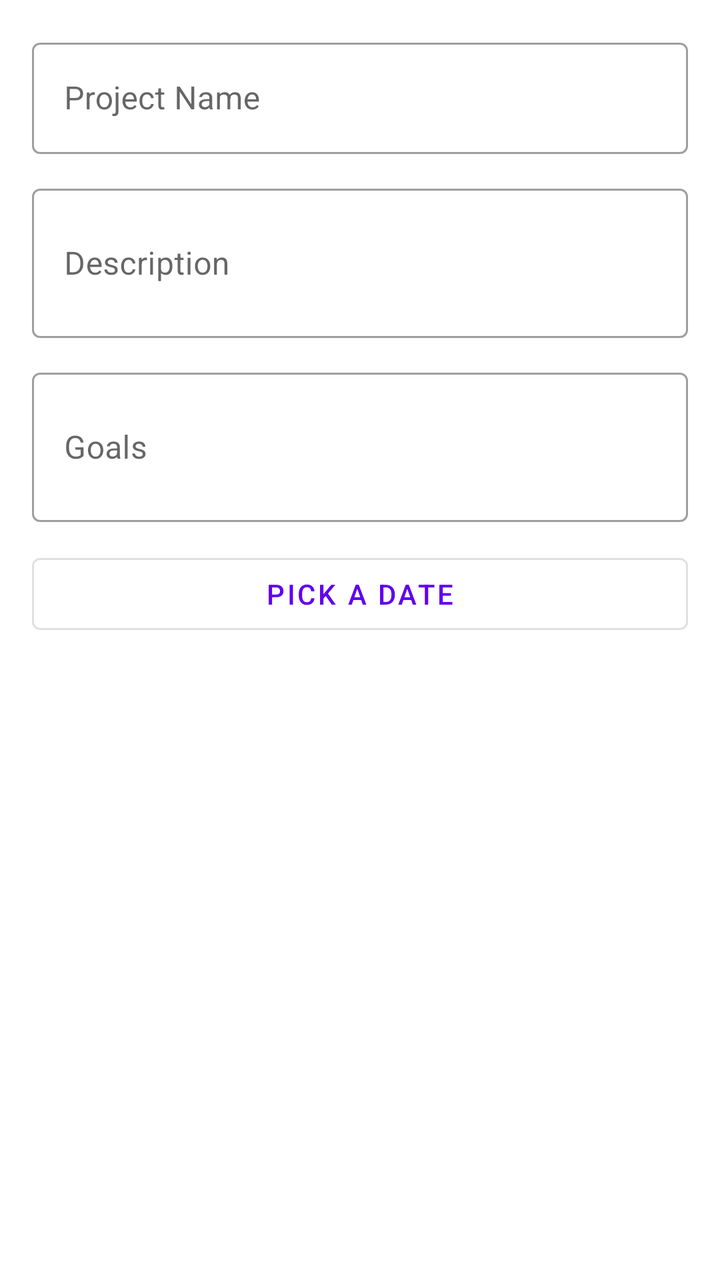
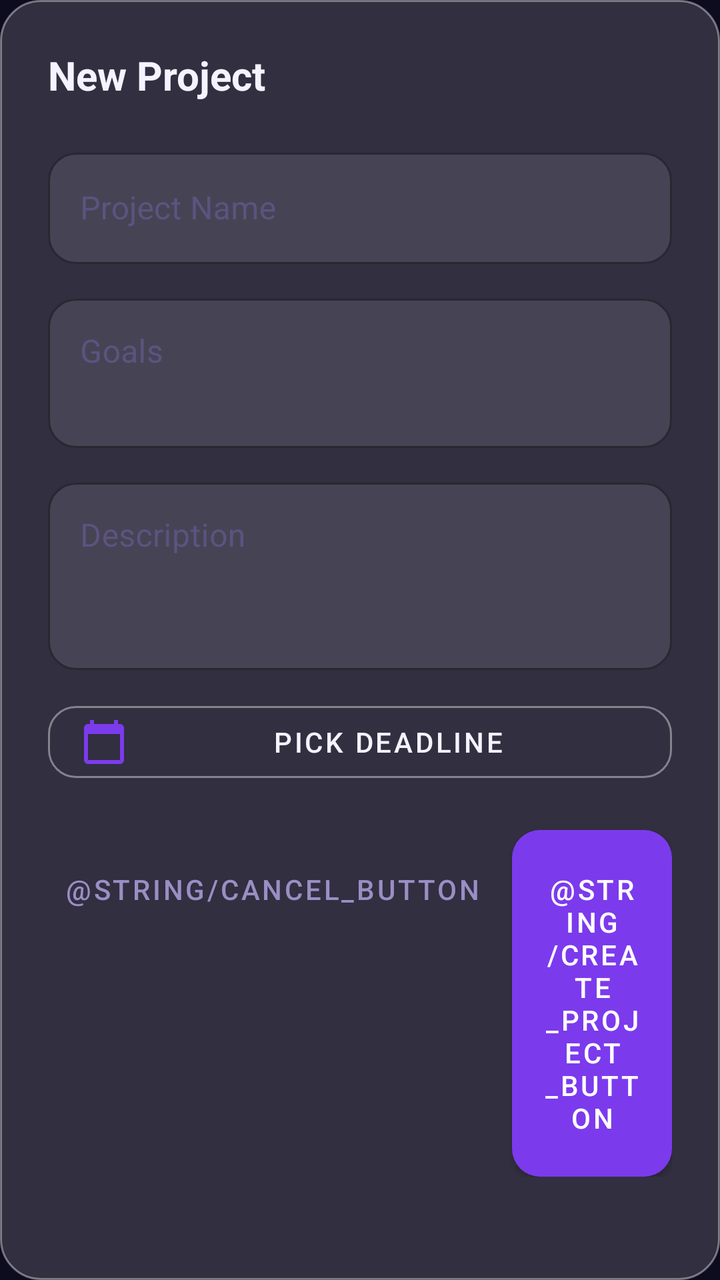

Two renders of the same Android screen: before a commit and after it. Below are the layout's source before the change and the commit's diff.
<!-- AndroidManifest.xml: application theme Theme.HWiXeL -->
<!-- res/layout/dialog_create_project.xml -->
<?xml version="1.0" encoding="utf-8"?>
<ScrollView
    xmlns:android="http://schemas.android.com/apk/res/android"
    android:layout_width="match_parent"
    android:layout_height="wrap_content"
    android:padding="4dp">

    <LinearLayout
        android:layout_width="match_parent"
        android:layout_height="wrap_content"
        android:orientation="vertical"
        android:padding="12dp">

        <com.google.android.material.textfield.TextInputLayout
            android:id="@+id/projectNameInputLayout"
            android:layout_width="match_parent"
            android:layout_height="wrap_content"
            android:hint="@string/project_name_label"
            style="@style/Widget.MaterialComponents.TextInputLayout.OutlinedBox">

            <com.google.android.material.textfield.TextInputEditText
                android:id="@+id/projectNameEditText"
                android:layout_width="match_parent"
                android:layout_height="wrap_content"
                android:inputType="textCapSentences"
                android:maxLines="1" />
        </com.google.android.material.textfield.TextInputLayout>

        <com.google.android.material.textfield.TextInputLayout
            android:id="@+id/projectDescriptionInputLayout"
            android:layout_width="match_parent"
            android:layout_height="wrap_content"
            android:layout_marginTop="12dp"
            android:hint="@string/project_description_label"
            style="@style/Widget.MaterialComponents.TextInputLayout.OutlinedBox">

            <com.google.android.material.textfield.TextInputEditText
                android:id="@+id/projectDescriptionEditText"
                android:layout_width="match_parent"
                android:layout_height="wrap_content"
                android:inputType="textMultiLine|textCapSentences"
                android:minLines="2"
                android:maxLines="4" />
        </com.google.android.material.textfield.TextInputLayout>

        <com.google.android.material.textfield.TextInputLayout
            android:id="@+id/projectGoalsInputLayout"
            android:layout_width="match_parent"
            android:layout_height="wrap_content"
            android:layout_marginTop="12dp"
            android:hint="@string/project_goals_label"
            style="@style/Widget.MaterialComponents.TextInputLayout.OutlinedBox">

            <com.google.android.material.textfield.TextInputEditText
                android:id="@+id/projectGoalsEditText"
                android:layout_width="match_parent"
                android:layout_height="wrap_content"
                android:inputType="textMultiLine|textCapSentences"
                android:minLines="2"
                android:maxLines="4" />
        </com.google.android.material.textfield.TextInputLayout>

        <com.google.android.material.button.MaterialButton
            android:id="@+id/pickDueDateButton"
            android:layout_width="match_parent"
            android:layout_height="wrap_content"
            android:layout_marginTop="12dp"
            android:text="@string/project_pick_date"
            style="@style/Widget.MaterialComponents.Button.OutlinedButton" />

    </LinearLayout>
</ScrollView>
<!-- resources referenced by this layout -->
<resources>
  <string name="project_pick_date">Pick a date</string>
  <style name="Theme.HWiXeL" parent="Theme.MaterialComponents.DayNight.DarkActionBar">
          
          <item name="colorPrimary">@color/purple_500</item>
          <item name="colorPrimaryVariant">@color/purple_700</item>
          <item name="colorOnPrimary">@color/white</item>
          
          <item name="colorSecondary">@color/teal_200</item>
          <item name="colorSecondaryVariant">@color/teal_700</item>
          <item name="colorOnSecondary">@color/black</item>
          
          <item name="android:statusBarColor">?attr/colorPrimaryVariant</item>
          
      </style>
  <color name="purple_500">#FF6200EE</color>
  <color name="purple_700">#FF3700B3</color>
  <color name="teal_200">#FF03DAC5</color>
  <color name="teal_700">#FF018786</color>
  <color name="black">#FF000000</color>
  <!-- unchanged entries left out for length: 4 -->
</resources>

<!-- the commit's change to res/layout/dialog_create_project.xml (unified diff, before → after) -->
@@ -1,72 +1,112 @@
 <?xml version="1.0" encoding="utf-8"?>
-<ScrollView
+<LinearLayout
     xmlns:android="http://schemas.android.com/apk/res/android"
+    xmlns:app="http://schemas.android.com/apk/res-auto"
     android:layout_width="match_parent"
     android:layout_height="wrap_content"
-    android:padding="4dp">
+    android:background="@drawable/bg_glass_card_elevated"
+    android:orientation="vertical"
+    android:padding="24dp">
 
+    
+    <TextView
+        android:layout_width="wrap_content"
+        android:layout_height="wrap_content"
+        android:text="@string/dialog_create_project_title"
+        android:textColor="@color/text_primary"
+        android:textSize="20sp"
+        android:textStyle="bold"
+        android:layout_marginBottom="20dp" />
+
+    
+    <com.google.android.material.textfield.TextInputLayout
+        android:id="@+id/projectNameInput"
+        style="@style/Widget.HWiXeL.TextInputLayout"
+        android:layout_width="match_parent"
+        android:layout_height="wrap_content"
+        android:hint="@string/project_name_label"
+        android:layout_marginBottom="12dp">
+
+        <com.google.android.material.textfield.TextInputEditText
+            android:layout_width="match_parent"
+            android:layout_height="wrap_content"
+            android:inputType="textCapSentences"
+            android:maxLines="1" />
+
+    </com.google.android.material.textfield.TextInputLayout>
+
+    
+    <com.google.android.material.textfield.TextInputLayout
+        android:id="@+id/projectGoalsInput"
+        style="@style/Widget.HWiXeL.TextInputLayout"
+        android:layout_width="match_parent"
+        android:layout_height="wrap_content"
+        android:hint="@string/project_goals_label"
+        android:layout_marginBottom="12dp">
+
+        <com.google.android.material.textfield.TextInputEditText
+            android:layout_width="match_parent"
+            android:layout_height="wrap_content"
+            android:gravity="top"
+            android:inputType="textMultiLine|textCapSentences"
+            android:minLines="2"
+            android:maxLines="4" />
+
+    </com.google.android.material.textfield.TextInputLayout>
+
+    
+    <com.google.android.material.textfield.TextInputLayout
+        android:id="@+id/projectDescriptionInput"
+        style="@style/Widget.HWiXeL.TextInputLayout"
+        android:layout_width="match_parent"
+        android:layout_height="wrap_content"
+        android:hint="@string/project_description_label"
+        android:layout_marginBottom="12dp">
+
+        <com.google.android.material.textfield.TextInputEditText
+            android:layout_width="match_parent"
+            android:layout_height="wrap_content"
+            android:gravity="top"
+            android:inputType="textMultiLine|textCapSentences"
+            android:minLines="3"
+            android:maxLines="6" />
+
+    </com.google.android.material.textfield.TextInputLayout>
+
+    
+    <com.google.android.material.button.MaterialButton
+        android:id="@+id/projectDeadlineButton"
+        style="@style/Widget.HWiXeL.Button.Ghost"
+        android:layout_width="match_parent"
+        android:layout_height="wrap_content"
+        android:layout_marginBottom="20dp"
+        android:text="@string/pick_deadline_label"
+        app:icon="@drawable/ic_calendar"
+        app:iconGravity="start" />
+
+    
     <LinearLayout
         android:layout_width="match_parent"
         android:layout_height="wrap_content"
-        android:orientation="vertical"
-        android:padding="12dp">
-
-        <com.google.android.material.textfield.TextInputLayout
-            android:id="@+id/projectNameInputLayout"
-            android:layout_width="match_parent"
-            android:layout_height="wrap_content"
-            android:hint="@string/project_name_label"
-            style="@style/Widget.MaterialComponents.TextInputLayout.OutlinedBox">
-
-            <com.google.android.material.textfield.TextInputEditText
-                android:id="@+id/projectNameEditText"
-                android:layout_width="match_parent"
-                android:layout_height="wrap_content"
-                android:inputType="textCapSentences"
-                android:maxLines="1" />
-        </com.google.android.material.textfield.TextInputLayout>
-
-        <com.google.android.material.textfield.TextInputLayout
-            android:id="@+id/projectDescriptionInputLayout"
-            android:layout_width="match_parent"
-            android:layout_height="wrap_content"
-            android:layout_marginTop="12dp"
-            android:hint="@string/project_description_label"
-            style="@style/Widget.MaterialComponents.TextInputLayout.OutlinedBox">
-
-            <com.google.android.material.textfield.TextInputEditText
-                android:id="@+id/projectDescriptionEditText"
-                android:layout_width="match_parent"
-                android:layout_height="wrap_content"
-                android:inputType="textMultiLine|textCapSentences"
-                android:minLines="2"
-                android:maxLines="4" />
-        </com.google.android.material.textfield.TextInputLayout>
-
-        <com.google.android.material.textfield.TextInputLayout
-            android:id="@+id/projectGoalsInputLayout"
-            android:layout_width="match_parent"
-            android:layout_height="wrap_content"
-            android:layout_marginTop="12dp"
-            android:hint="@string/project_goals_label"
-            style="@style/Widget.MaterialComponents.TextInputLayout.OutlinedBox">
-
-            <com.google.android.material.textfield.TextInputEditText
-                android:id="@+id/projectGoalsEditText"
-                android:layout_width="match_parent"
-                android:layout_height="wrap_content"
-                android:inputType="textMultiLine|textCapSentences"
-                android:minLines="2"
-                android:maxLines="4" />
-        </com.google.android.material.textfield.TextInputLayout>
+        android:gravity="end"
+        android:orientation="horizontal">
 
         <com.google.android.material.button.MaterialButton
-            android:id="@+id/pickDueDateButton"
-            android:layout_width="match_parent"
+            android:id="@+id/cancelButton"
+            style="@style/Widget.MaterialComponents.Button.TextButton"
+            android:layout_width="wrap_content"
             android:layout_height="wrap_content"
-            android:layout_marginTop="12dp"
-            android:text="@string/project_pick_date"
-            style="@style/Widget.MaterialComponents.Button.OutlinedButton" />
+            android:layout_marginEnd="8dp"
+            android:text="@string/cancel_button"
+            android:textColor="@color/text_secondary" />
+
+        <com.google.android.material.button.MaterialButton
+            android:id="@+id/createProjectButton"
+            style="@style/Widget.HWiXeL.Button.Primary"
+            android:layout_width="wrap_content"
+            android:layout_height="wrap_content"
+            android:text="@string/create_project_button" />
 
     </LinearLayout>
-</ScrollView>
+
+</LinearLayout>
<!-- resource entries referenced after the edit -->
@@ -1,24 +1,151 @@
 <!-- resources referenced by this layout -->
 <resources>
-  <string name="project_pick_date">Pick a date</string>
-  <style name="Theme.HWiXeL" parent="Theme.MaterialComponents.DayNight.DarkActionBar">
+  <color name="text_primary">#F5F3FF</color>
+  <color name="text_secondary">#9B8EC4</color>
+  <!-- drawable bg_glass_card_elevated (drawable) -->
+  <?xml version="1.0" encoding="utf-8"?>
+  <shape xmlns:android="http://schemas.android.com/apk/res/android"
+      android:shape="rectangle">
+      <solid android:color="#26FFFFFF" />
+      <stroke android:width="1dp" android:color="#66FFFFFF" />
+      <corners android:radius="20dp" />
+  </shape>
+  <!-- drawable ic_calendar (drawable) -->
+  <?xml version="1.0" encoding="utf-8"?>
+  <vector xmlns:android="http://schemas.android.com/apk/res/android"
+      android:width="24dp"
+      android:height="24dp"
+      android:viewportWidth="24"
+      android:viewportHeight="24">
+      <path
+          android:fillColor="@android:color/black"
+          android:pathData="M20,3h-1V1h-2v2H7V1H5v2H4C2.9,3 2,3.9 2,5v16c0,1.1 0.9,2 2,2h16c1.1,0 2,-0.9 2,-2V5C22,3.9 21.1,3 20,3zM20,21H4V8h16V21z" />
+  </vector>
+  <string name="dialog_create_project_title">New Project</string>
+  <string name="pick_deadline_label">Pick Deadline</string>
+  <style name="Widget.HWiXeL.Button.Ghost" parent="Widget.MaterialComponents.Button.OutlinedButton">
+          <item name="strokeColor">@color/glass_border_strong</item>
+          <item name="android:textColor">@color/text_primary</item>
+          <item name="cornerRadius">14dp</item>
+      </style>
+  <style name="Widget.HWiXeL.Button.Primary" parent="Widget.MaterialComponents.Button">
+          <item name="android:background">@drawable/bg_button_primary</item>
+          <item name="android:textColor">@color/white</item>
+          <item name="android:paddingTop">14dp</item>
+          <item name="android:paddingBottom">14dp</item>
+          <item name="cornerRadius">14dp</item>
+          <item name="elevation">0dp</item>
+          <item name="stateListAnimator">@null</item>
+      </style>
+  <style name="Widget.HWiXeL.TextInputLayout" parent="Widget.MaterialComponents.TextInputLayout.OutlinedBox">
+          <item name="boxBackgroundColor">@color/glass_fill</item>
+          <item name="boxStrokeColor">@color/glass_border_strong</item>
+          <item name="boxStrokeWidth">1dp</item>
+          <item name="boxCornerRadiusTopStart">14dp</item>
+          <item name="boxCornerRadiusTopEnd">14dp</item>
+          <item name="boxCornerRadiusBottomStart">14dp</item>
+          <item name="boxCornerRadiusBottomEnd">14dp</item>
+          <item name="hintTextColor">@color/text_secondary</item>
+          <item name="android:textColorHint">@color/text_hint</item>
+      </style>
+  <style name="Theme.HWiXeL" parent="Theme.MaterialComponents.DayNight.NoActionBar">
           
-          <item name="colorPrimary">@color/purple_500</item>
-          <item name="colorPrimaryVariant">@color/purple_700</item>
-          <item name="colorOnPrimary">@color/white</item>
+          <item name="colorPrimary">@color/brand_violet</item>
+          <item name="colorPrimaryVariant">@color/brand_violet_dark</item>
+          <item name="colorOnPrimary">@color/text_on_primary</item>
+          <item name="colorPrimaryContainer">@color/brand_violet_container</item>
+          <item name="colorOnPrimaryContainer">@color/brand_violet_light</item>
+  
           
-          <item name="colorSecondary">@color/teal_200</item>
-          <item name="colorSecondaryVariant">@color/teal_700</item>
-          <item name="colorOnSecondary">@color/black</item>
+          <item name="colorSecondary">@color/brand_cyan</item>
+          <item name="colorSecondaryVariant">@color/brand_cyan_light</item>
+          <item name="colorOnSecondary">@color/bg_dark</item>
+  
           
-          <item name="android:statusBarColor">?attr/colorPrimaryVariant</item>
+          <item name="android:colorBackground">@color/bg_dark</item>
+          <item name="colorSurface">@color/bg_surface</item>
+          <item name="colorOnSurface">@color/text_primary</item>
+          <item name="colorOnSurfaceVariant">@color/text_secondary</item>
+          <item name="colorSurfaceVariant">@color/bg_surface_2</item>
+  
           
+          <item name="colorError">@color/brand_rose</item>
+          <item name="colorOnError">@color/text_on_primary</item>
+  
+          
+          <item name="android:statusBarColor">@android:color/transparent</item>
+          <item name="android:windowDrawsSystemBarBackgrounds">true</item>
+          <item name="android:windowLightStatusBar" tools:targetApi="23">false</item>
+  
+          
+          <item name="android:windowBackground">@color/bg_dark</item>
+  
+          
+          <item name="shapeAppearanceMediumComponent">@style/ShapeAppearance.HWiXeL.MediumComponent</item>
+          <item name="shapeAppearanceLargeComponent">@style/ShapeAppearance.HWiXeL.LargeComponent</item>
+  
+          
+          <item name="bottomNavigationStyle">@style/Widget.HWiXeL.BottomNavigationView</item>
+  
+          
+          <item name="textInputStyle">@style/Widget.HWiXeL.TextInputLayout</item>
+  
+          
+          <item name="floatingActionButtonStyle">@style/Widget.HWiXeL.FloatingActionButton</item>
       </style>
-  <color name="purple_500">#FF6200EE</color>
-  <color name="purple_700">#FF3700B3</color>
-  <color name="teal_200">#FF03DAC5</color>
-  <color name="teal_700">#FF018786</color>
-  <color name="black">#FF000000</color>
+  <color name="glass_border_strong">#66FFFFFF</color>
+  <!-- drawable bg_button_primary (drawable) -->
+  <?xml version="1.0" encoding="utf-8"?>
+  <shape xmlns:android="http://schemas.android.com/apk/res/android"
+      android:shape="rectangle">
+      <gradient
+          android:angle="135"
+          android:startColor="#7C3AED"
+          android:centerColor="#5B21B6"
+          android:endColor="#4F46E5"
+          android:type="linear" />
+      <corners android:radius="14dp" />
+  </shape>
+  <color name="glass_fill">#1AFFFFFF</color>
+  <color name="text_hint">#5C5380</color>
+  <color name="brand_violet">#7C3AED</color>
+  <color name="brand_violet_dark">#5B21B6</color>
+  <color name="text_on_primary">#FFFFFF</color>
+  <color name="brand_violet_container">#2D1B69</color>
+  <color name="brand_violet_light">#A78BFA</color>
+  <color name="brand_cyan">#06B6D4</color>
+  <color name="brand_cyan_light">#67E8F9</color>
+  <color name="bg_dark">#0D0B1E</color>
+  <color name="bg_surface">#1A1630</color>
+  <color name="bg_surface_2">#231E3D</color>
+  <color name="brand_rose">#F43F5E</color>
+  <style name="ShapeAppearance.HWiXeL.MediumComponent" parent="ShapeAppearance.MaterialComponents.MediumComponent">
+          <item name="cornerSize">16dp</item>
+      </style>
+  <style name="ShapeAppearance.HWiXeL.LargeComponent" parent="ShapeAppearance.MaterialComponents.LargeComponent">
+          <item name="cornerSize">24dp</item>
+      </style>
+  <style name="Widget.HWiXeL.BottomNavigationView" parent="Widget.MaterialComponents.BottomNavigationView">
+          <item name="android:background">@drawable/bg_bottom_nav</item>
+          <item name="itemIconTint">@color/nav_item_color</item>
+          <item name="itemTextColor">@color/nav_item_color</item>
+          <item name="labelVisibilityMode">labeled</item>
+      </style>
+  <style name="Widget.HWiXeL.FloatingActionButton" parent="Widget.MaterialComponents.FloatingActionButton">
+          <item name="backgroundTint">@color/brand_violet</item>
+          <item name="tint">@color/white</item>
+          <item name="elevation">12dp</item>
+      </style>
+  <!-- drawable bg_bottom_nav (drawable) -->
+  <?xml version="1.0" encoding="utf-8"?>
+  <shape xmlns:android="http://schemas.android.com/apk/res/android"
+      android:shape="rectangle">
+      <solid android:color="#CC1A1630" />
+      <stroke android:width="1dp" android:color="#33FFFFFF" />
+      <corners
+          android:topLeftRadius="24dp"
+          android:topRightRadius="24dp" />
+  </shape>
   <!-- unchanged entries left out for length: 4 -->
 </resources>
 
